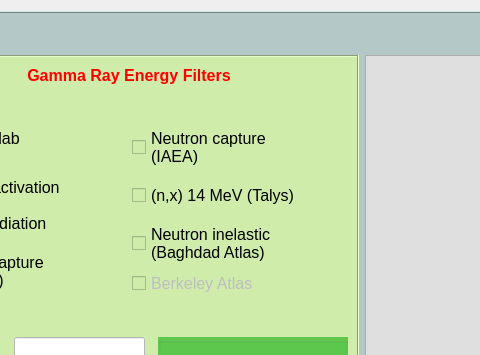
This is nasagamma/win_isot_id.ui in mauricioAyllon/NASA-gamma as Qt 5 draws it before an edit; both pictures show x 123 to 603 and y 0 to 355 of the 1122 by 698 pixel window. The edited form follows.
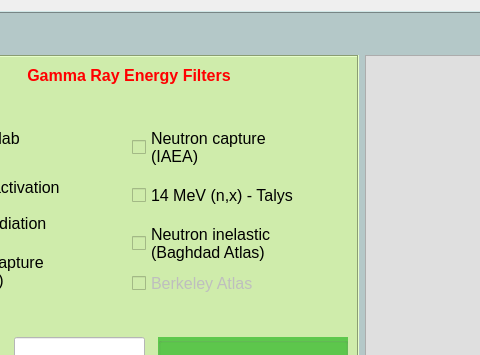
This is the edited form.

Patch:
```diff
--- a/nasagamma/win_isot_id.ui
+++ b/nasagamma/win_isot_id.ui
@@ -574,7 +574,7 @@
                 <string notr="true"/>
                </property>
                <property name="text">
-                <string>(n,x) 14 MeV (Talys)</string>
+                <string>14 MeV (n,x) - Talys</string>
                </property>
                <property name="autoExclusive">
                 <bool>true</bool>
```
